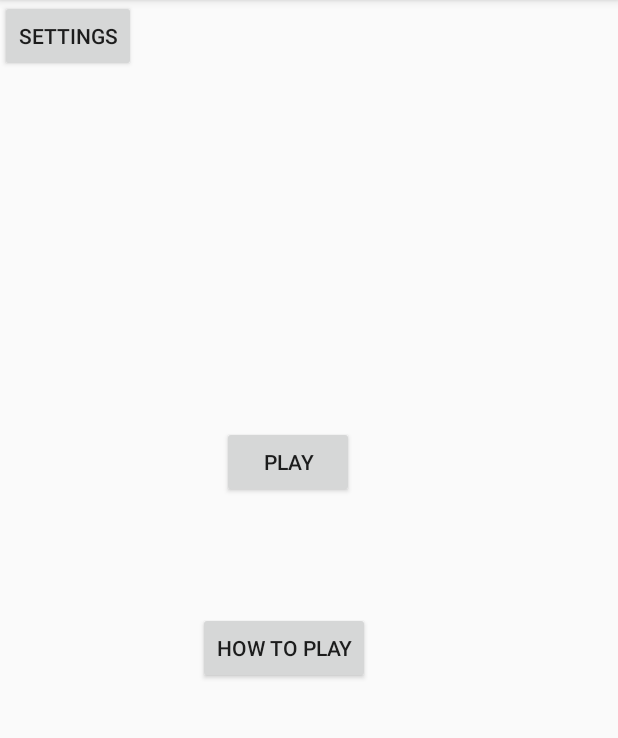
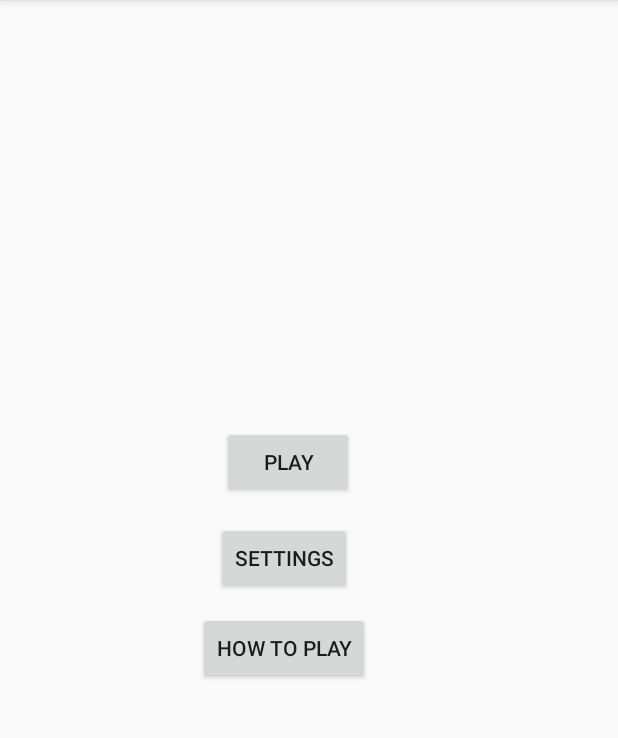
Before and after one commit to arbenitkamberi/BongoTime, an Android app: the screen it shows after launch (MainActivity), on a phone screen of 412 x 824 dp, the part 84-822 px from its top. Run offline under Robolectric (Android 15) with nearby library versions, the phone set to English and light mode, and no system bars.

Commit message:
put constraints in Settings button

```diff
--- a/app/src/main/res/layout/activity_main.xml
+++ b/app/src/main/res/layout/activity_main.xml
@@ -20,9 +20,11 @@
         android:id="@+id/button2"
         android:layout_width="wrap_content"
         android:layout_height="wrap_content"
+        android:layout_marginStart="144dp"
+        android:layout_marginTop="348dp"
         android:text="@string/settings"
-        tools:layout_editor_absoluteX="144dp"
-        tools:layout_editor_absoluteY="344dp" />
+        app:layout_constraintStart_toStartOf="parent"
+        app:layout_constraintTop_toTopOf="parent" />
 
     <Button
         android:id="@+id/button3"
```
